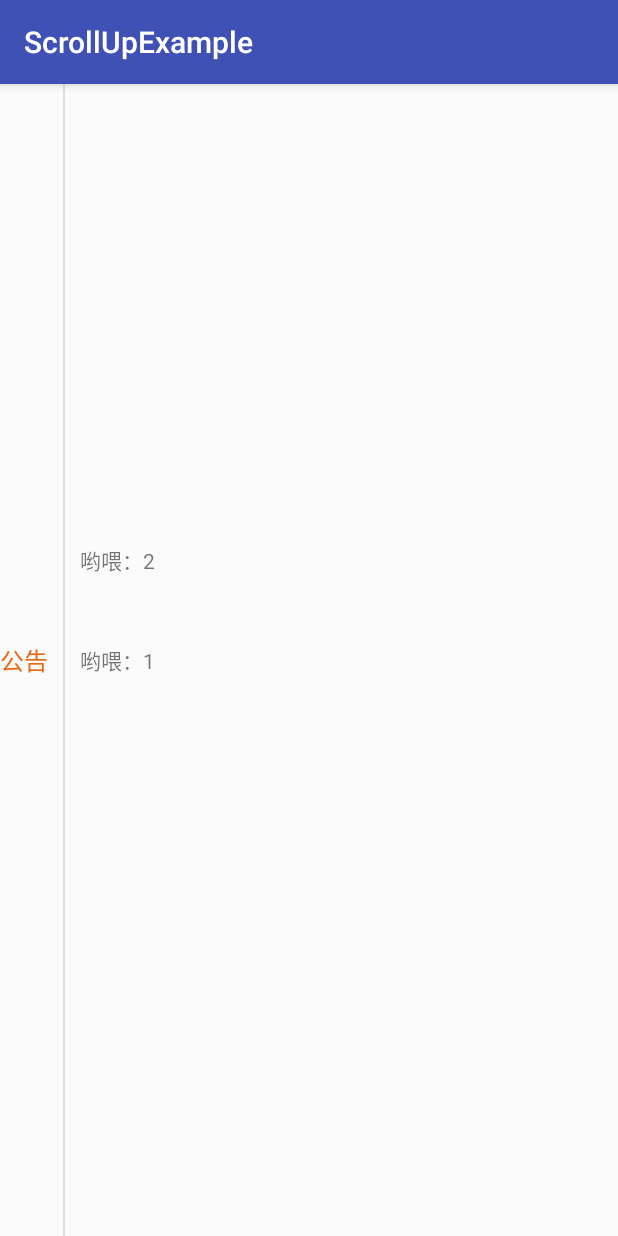
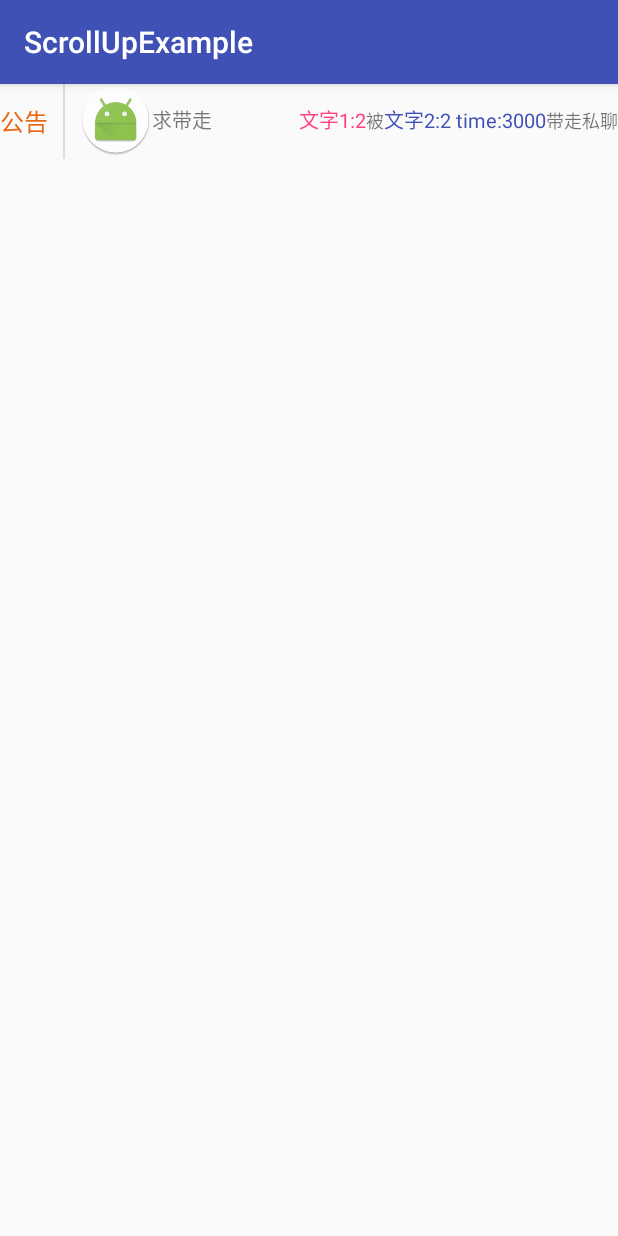
Before and after one commit to NoobEagle/ScrollUpViewBannerExample, an Android app: the screen it shows after launch (MainActivity), on a phone screen of 412 x 824 dp. Run offline under Robolectric (Android 15) with nearby library versions, the phone set to English and light mode, and no system bars.

Commit message:
添加自定义每条item展示时间，完善细节，避免内存泄漏

```diff
--- /dev/null
+++ b/app/src/main/java/com/example/eagleweb/scrollupexample/Bean.java
@@ -0,0 +1,55 @@
+package com.example.eagleweb.scrollupexample;
+
+/**
+ * @创建者 帅子
+ * @创建时间 17/11/22.
+ * @描述
+ */
+
+public class Bean {
+    private int    time;
+    private int    vip;
+    private String text1;
+    private String text2;
+    private String text3;
+
+    public int getTime() {
+        return time;
+    }
+
+    public void setTime(int time) {
+        this.time = time;
+    }
+
+    public int getVip() {
+        return vip;
+    }
+
+    public void setVip(int vip) {
+        this.vip = vip;
+    }
+
+    public String getText1() {
+        return text1;
+    }
+
+    public void setText1(String text1) {
+        this.text1 = text1;
+    }
+
+    public String getText2() {
+        return text2;
+    }
+
+    public void setText2(String text2) {
+        this.text2 = text2;
+    }
+
+    public String getText3() {
+        return text3;
+    }
+
+    public void setText3(String text3) {
+        this.text3 = text3;
+    }
+}
--- /dev/null
+++ b/app/src/main/java/com/example/eagleweb/scrollupexample/CustomView.java
@@ -0,0 +1,50 @@
+package com.example.eagleweb.scrollupexample;
+
+import android.content.Context;
+import android.support.annotation.Nullable;
+import android.util.AttributeSet;
+import android.widget.LinearLayout;
+import android.widget.TextView;
+
+/**
+ * @创建者 帅子
+ * @创建时间 17/11/22.
+ * @描述
+ */
+
+public class CustomView extends LinearLayout {
+
+    private TextView tvNickname1;
+    private TextView tvNickname2;
+
+
+    public CustomView(Context context) {
+        this(context, null);
+    }
+
+    public CustomView(Context context, @Nullable AttributeSet attrs) {
+        this(context, attrs, -1);
+    }
+
+    public CustomView(Context context, @Nullable AttributeSet attrs, int defStyleAttr) {
+        super(context, attrs, defStyleAttr);
+        initView();
+    }
+
+
+    public void initViews() {
+        tvNickname1 = (TextView) findViewById(R.id.tv_nickname1);
+        tvNickname2 = (TextView) findViewById(R.id.tv_nickname2);
+    }
+
+
+    private void initView() {
+        inflate(getContext(), R.layout.item_view, this);
+        initViews();
+    }
+
+    public void setNickname(String nickname1, String nickname2) {
+        tvNickname1.setText(nickname1);
+        tvNickname2.setText(nickname2);
+    }
+}
--- a/app/src/main/java/com/example/eagleweb/scrollupexample/MainActivity.java
+++ b/app/src/main/java/com/example/eagleweb/scrollupexample/MainActivity.java
@@ -15,9 +15,15 @@ public class MainActivity extends AppCompatActivity {
         setContentView(R.layout.activity_main);
         this.scroll = (ScrollBannerView) findViewById(R.id.scroll);
 
-        ArrayList<String> strings = new ArrayList<>();
+        ArrayList<Bean> strings = new ArrayList<>();
         for (int i = 0; i < 10; i++) {
-            strings.add("哟喂：" + i);
+            Bean bean = new Bean();
+            bean.setTime(i % 2 == 0 ? 3000 : 6000);
+            bean.setVip(i);
+            bean.setText1("文字1:" + i);
+            bean.setText2("文字2:" + i);
+            bean.setText3("文字3:" + i);
+            strings.add(bean);
         }
         scroll.setList(strings);
         scroll.startScroll();
--- a/app/src/main/java/com/example/eagleweb/scrollupexample/ScrollBannerView.java
+++ b/app/src/main/java/com/example/eagleweb/scrollupexample/ScrollBannerView.java
@@ -8,7 +8,6 @@ import android.util.AttributeSet;
 import android.view.LayoutInflater;
 import android.view.View;
 import android.widget.LinearLayout;
-import android.widget.TextView;
 
 import java.util.List;
 
@@ -20,15 +19,19 @@ import java.util.List;
 
 public class ScrollBannerView extends LinearLayout {
 
-    private TextView mBannerTV1;
-    private TextView mBannerTV2;
-    private Handler  handler;
-    private boolean  isShow;
-    private int      startY1, endY1, startY2, endY2;
-    private Runnable     runnable;
-    private List<String> list;
+    private CustomView mBannerTV1;
+    private CustomView mBannerTV2;
+    private Handler    handler;
+    private boolean    isShow;
+    private int        startY1, endY1, startY2, endY2;
+    private Runnable   runnable;
+    private List<Bean> list;
     private int position = 0;
     private int offsetY  = 100;
+    private ObjectAnimator mTranslationY1;
+    private ObjectAnimator mTranslationY2;
+    private Bean           mBean1;
+    private Bean           mBean2;
 
 
     public ScrollBannerView(Context context) {
@@ -52,11 +55,11 @@ public class ScrollBannerView extends LinearLayout {
 
     private void initView(Context context) {
         View view = LayoutInflater.from(context).inflate(R.layout.view_scroll_banner, this);
-        mBannerTV1 = (TextView) view.findViewById(R.id.tv_banner1);
-        mBannerTV2 = (TextView) view.findViewById(R.id.tv_banner2);
+        mBannerTV1 = (CustomView) view.findViewById(R.id.tv_banner1);
+        mBannerTV2 = (CustomView) view.findViewById(R.id.tv_banner2);
 
         handler = new Handler();
-
+        offsetY = (int) getResources().getDimension(R.dimen.height);
         runnable = new Runnable() {
             @Override
             public void run() {
@@ -66,13 +69,36 @@ public class ScrollBannerView extends LinearLayout {
                     position = 0;
                 }
 
-
                 startY1 = isShow ? 0 : offsetY;
                 endY1 = isShow ? -offsetY : 0;
 
+                mTranslationY1 = ObjectAnimator.ofFloat(mBannerTV1, "translationY", startY1, endY1);
+                mTranslationY1.addListener(listener1);
+                mTranslationY1.setDuration(300).start();
 
-                ObjectAnimator translationY1 = ObjectAnimator.ofFloat(mBannerTV1, "translationY", startY1, endY1);
-                translationY1.addListener(new Animator.AnimatorListener() {
+                startY2 = isShow ? offsetY : 0;
+                endY2 = isShow ? 0 : -offsetY;
+
+                mTranslationY2 = ObjectAnimator.ofFloat(mBannerTV2, "translationY", startY2, endY2);
+                mTranslationY2.addListener(listener2);
+                mTranslationY2.setDuration(300).start();
+
+                System.out.println("本次搞的事情： endY1：" + endY1 + "   endY2：" + endY2);
+                int time = 3000;
+                if (endY1 == 0) {
+                    // 第一个的延时时间
+                    time = mBean1.getTime();
+                } else {
+                    // 第二个的延时时间
+                    time = mBean2.getTime();
+                }
+
+                handler.postDelayed(runnable, time);
+            }
+        };
+    }
+
+    Animator.AnimatorListener listener1 = new Animator.AnimatorListener() {
         @Override
         public void onAnimationStart(Animator animator) {
 
@@ -84,9 +110,8 @@ public class ScrollBannerView extends LinearLayout {
                 @Override
                 public void run() {
                     if (isShow) {
-                                    mBannerTV1.setText(list.get(position++));
-                                } else {
-                                    //                                    mBannerTV2.setText(list.get(position++));
+                        mBean1 = list.get(position++);
+                        updateView(mBannerTV1, mBean1);
                     }
                 }
             });
@@ -101,13 +126,8 @@ public class ScrollBannerView extends LinearLayout {
         public void onAnimationRepeat(Animator animator) {
 
         }
-                });
-                translationY1.setDuration(300).start();
-
-                startY2 = isShow ? offsetY : 0;
-                endY2 = isShow ? 0 : -offsetY;
-                ObjectAnimator translationY2 = ObjectAnimator.ofFloat(mBannerTV2, "translationY", startY2, endY2);
-                translationY2.addListener(new Animator.AnimatorListener() {
+    };
+    Animator.AnimatorListener listener2 = new Animator.AnimatorListener() {
         @Override
         public void onAnimationStart(Animator animator) {
 
@@ -118,10 +138,9 @@ public class ScrollBannerView extends LinearLayout {
             handler.post(new Runnable() {
                 @Override
                 public void run() {
-                                if (isShow) {
-                                    //                                    mBannerTV1.setText(list.get(position++));
-                                } else {
-                                    mBannerTV2.setText(list.get(position++));
+                    if (!isShow) {
+                        mBean2 = list.get(position++);
+                        updateView(mBannerTV2, mBean2);
                     }
                 }
             });
@@ -136,22 +155,22 @@ public class ScrollBannerView extends LinearLayout {
         public void onAnimationRepeat(Animator animator) {
 
         }
-                });
-                translationY2.setDuration(300).start();
+    };
 
-
-                handler.postDelayed(runnable, 3000);
-            }
-        };
+    private void updateView(CustomView bannerTV, Bean bean) {
+        bannerTV.setNickname(bean.getText1(), bean.getText2() + " time:" + bean.getTime());
     }
 
 
-    public List<String> getList() {
+    public List<Bean> getList() {
         return list;
     }
 
-    public void setList(List<String> list) {
+    public void setList(List<Bean> list) {
         this.list = list;
+
+        mBean1 = list.get(position++);
+        mBean2 = list.get(position++);
     }
 
     public void startScroll() {
@@ -161,4 +180,41 @@ public class ScrollBannerView extends LinearLayout {
     public void stopScroll() {
         handler.removeCallbacks(runnable);
     }
+
+    public void onResume() {
+        handler.removeCallbacks(runnable);
+        handler.post(runnable);
     }
+
+    public void onPause() {
+        if (mTranslationY1 != null) {
+            mTranslationY1.cancel();
+        }
+        if (mTranslationY2 != null) {
+            mTranslationY2.cancel();
+        }
+        handler.removeCallbacks(runnable);
+    }
+
+    public void onDestroy() {
+        if (mTranslationY1 != null) {
+            mTranslationY1.cancel();
+            mTranslationY1 = null;
+        }
+        if (mTranslationY2 != null) {
+            mTranslationY2.cancel();
+            mTranslationY2 = null;
+        }
+        if (handler != null) {
+            handler.removeCallbacks(runnable);
+            handler.removeCallbacksAndMessages(null);
+            handler = null;
+        }
+        if (listener1 != null) {
+            listener1 = null;
+        }
+        if (listener2 != null) {
+            listener2 = null;
+        }
+    }
+}
--- a/app/src/main/res/layout/activity_main.xml
+++ b/app/src/main/res/layout/activity_main.xml
@@ -10,6 +10,6 @@
     <com.example.eagleweb.scrollupexample.ScrollBannerView
         android:id="@+id/scroll"
         android:layout_width="match_parent"
-        android:layout_height="wrap_content"/>
+        android:layout_height="50dp"/>
 
 </android.support.constraint.ConstraintLayout>
--- /dev/null
+++ b/app/src/main/res/layout/item_view.xml
@@ -0,0 +1,44 @@
+<?xml version="1.0" encoding="utf-8"?>
+<LinearLayout xmlns:android="http://schemas.android.com/apk/res/android"
+              android:layout_width="match_parent"
+              android:layout_height="match_parent"
+              android:orientation="horizontal">
+
+    <TextView
+        android:layout_width="wrap_content"
+        android:layout_height="wrap_content"
+        android:layout_weight="1"
+        android:drawableLeft="@mipmap/ic_launcher_round"
+        android:gravity="center|start"
+        android:text="求带走"
+        android:textSize="13sp"/>
+
+    <TextView
+        android:id="@+id/tv_nickname1"
+        android:layout_width="wrap_content"
+        android:layout_height="wrap_content"
+        android:text="菜鹰**帅帅"
+        android:textColor="@color/colorAccent"
+        android:textSize="13sp"/>
+
+    <TextView
+        android:layout_width="wrap_content"
+        android:layout_height="wrap_content"
+        android:text="被"
+        android:textSize="12sp"/>
+
+    <TextView
+        android:id="@+id/tv_nickname2"
+        android:layout_width="wrap_content"
+        android:layout_height="wrap_content"
+        android:text="菜鹰**帅帅"
+        android:textColor="@color/colorPrimary"
+        android:textSize="13sp"/>
+
+    <TextView
+        android:layout_width="wrap_content"
+        android:layout_height="wrap_content"
+        android:text="带走私聊"
+        android:textSize="12sp"/>
+
+</LinearLayout>
--- a/app/src/main/res/layout/view_scroll_banner.xml
+++ b/app/src/main/res/layout/view_scroll_banner.xml
@@ -23,20 +23,20 @@
         android:layout_toRightOf="@id/tv_title"
         android:background="#DDDDDD"/>
 
-    <TextView
+    <com.example.eagleweb.scrollupexample.CustomView
         android:id="@+id/tv_banner1"
         android:layout_width="match_parent"
-        android:layout_height="wrap_content"
+        android:layout_height="50dp"
         android:layout_centerVertical="true"
         android:layout_toRightOf="@+id/view_divider"
         android:ellipsize="end"
         android:singleLine="true"
         android:text=""/>
 
-    <TextView
+    <com.example.eagleweb.scrollupexample.CustomView
         android:id="@+id/tv_banner2"
         android:layout_width="match_parent"
-        android:layout_height="wrap_content"
+        android:layout_height="50dp"
         android:layout_centerVertical="true"
         android:layout_toRightOf="@+id/view_divider"
         android:ellipsize="end"
--- /dev/null
+++ b/app/src/main/res/values/dimens.xml
@@ -0,0 +1,4 @@
+<?xml version="1.0" encoding="utf-8"?>
+<resources>
+    <dimen name="height">50dp</dimen>
+</resources>
```
Lines whose indentation alone changed are shown as unchanged.
